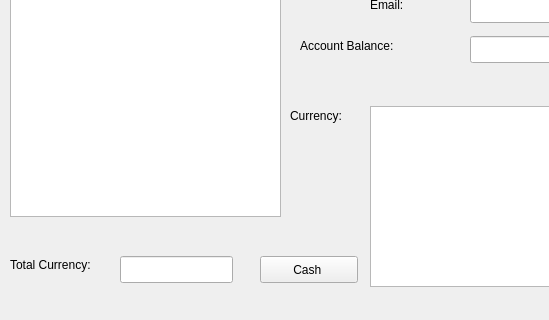
This is KedighCash/mainwindow.ui in allenh1/KedighCash as Qt 5 draws it before an edit; both pictures show x 0 to 549 and y 220 to 540 of the 718 by 540 pixel window. The edited form follows.
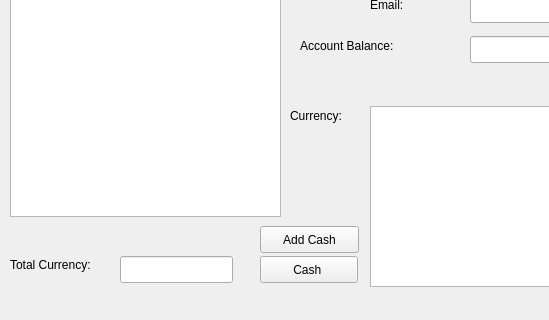
This is the edited form. Icons and pictures are not drawn.

Commit message: I made everything. It works. One can now add cash from a separate window.

```diff
--- a/KedighCash/mainwindow.ui
+++ b/KedighCash/mainwindow.ui
@@ -246,6 +246,19 @@
      <string>Total Currency: </string>
     </property>
    </widget>
+   <widget class="QPushButton" name="addButton">
+    <property name="geometry">
+     <rect>
+      <x>260</x>
+      <y>410</y>
+      <width>99</width>
+      <height>27</height>
+     </rect>
+    </property>
+    <property name="text">
+     <string>Add Cash</string>
+    </property>
+   </widget>
   </widget>
   <widget class="QMenuBar" name="menuBar">
    <property name="geometry">
```
The commit also changes 6 other files.
